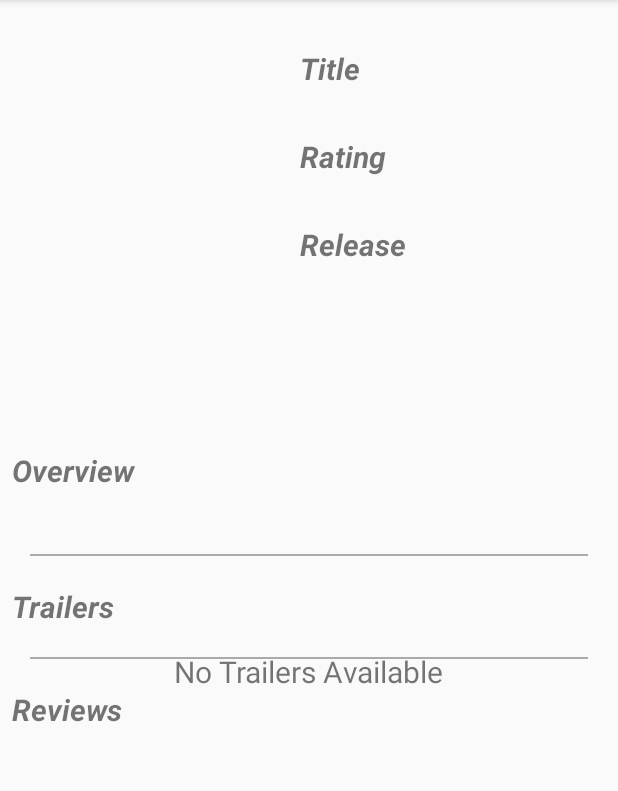
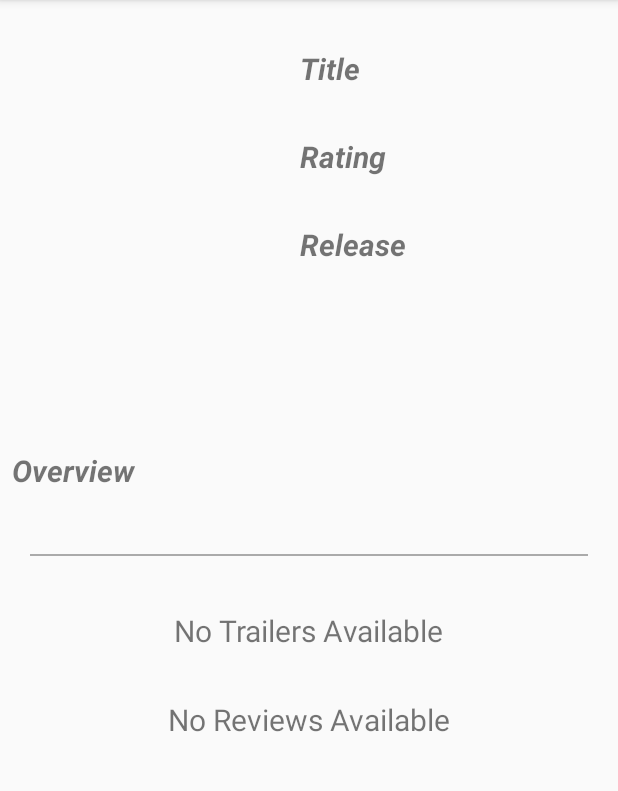
Before and after one commit to patrickjkennedy/MovieMagic, an Android app: the DetailActivity screen opened directly, with no data from a screen before it, on a phone screen of 412 x 824 dp, the part 84-875 px from its top. Run offline under Robolectric (Android 15) with nearby library versions, the phone set to English and light mode, and no system bars; our stand-ins replace Picasso; pictures from the network do not load; 8 statements that could not run were skipped.

Commit message:
fixed author name and added messaging for when no trailers/reviews present

```diff
--- a/app/src/main/java/com/example/android/moviemagic/DetailActivity.java
+++ b/app/src/main/java/com/example/android/moviemagic/DetailActivity.java
@@ -18,6 +18,8 @@ import com.example.android.moviemagic.utilities.MovieJsonUtils;
 import com.example.android.moviemagic.utilities.NetworkUtils;
 import com.squareup.picasso.Picasso;
 
+import org.w3c.dom.Text;
+
 import java.net.URL;
 import java.util.ArrayList;
 
@@ -27,19 +29,27 @@ public class DetailActivity extends AppCompatActivity implements TrailerAdapter.
 
     private RecyclerView mTrailersRecyclerView;
 
+    private View mTrailerReviewDivider;
+
+    private TextView mTrailerHeading;
+
     private LinearLayoutManager mTrailersLayoutManager;
 
     private TrailerAdapter mTrailerAdapter;
 
+    private ProgressBar mTrailerLoadingIndicator;
+
     private RecyclerView mReviewsRecyclerView;
+
+    private TextView mReviewErrorMessageDisplay;
+
+    private TextView mReviewHeading;
 
     private LinearLayoutManager mReviewsLayoutManager;
 
     private ReviewAdapter mReviewAdapter;
 
-    private ProgressBar mTrailerLoadingIndicator;
-
-    private TextView mErrorMessageDisplay;
+    private TextView mTrailerErrorMessageDisplay;
 
     @Override
     protected void onCreate(Bundle savedInstanceState) {
@@ -73,11 +83,18 @@ public class DetailActivity extends AppCompatActivity implements TrailerAdapter.
         mReleaseDate.setText(movie.getmReleaseDate());
         mOverview.setText(movie.getmSynopsis());
 
-        /* This TextView is used to display errors and will be hidden if there are no errors */
-        mErrorMessageDisplay = (TextView) findViewById(R.id.tv_trailer_error_message_display);
+        /* These TextViews are used to display errors and will be hidden if there are no errors */
+        mTrailerErrorMessageDisplay = (TextView) findViewById(R.id.tv_trailer_error_message_display);
+        mReviewErrorMessageDisplay = (TextView) findViewById(R.id.tv_review_error_message_display);
+
 
         /* Setup the Trailers Recyclerview */
         mTrailersRecyclerView = (RecyclerView) findViewById(R.id.rv_trailers);
+
+        /* Get the divider and heading for the trailer section */
+        mTrailerReviewDivider = (View) findViewById(R.id.v_hbar2);
+        mTrailerHeading = (TextView) findViewById(R.id.tv_detail_trailers);
+        mReviewHeading = (TextView) findViewById(R.id.tv_detail_reviews);
 
         mTrailersLayoutManager = new LinearLayoutManager(DetailActivity.this);
 
@@ -144,8 +161,8 @@ public class DetailActivity extends AppCompatActivity implements TrailerAdapter.
      */
     private void showTrailerRecyclerView() {
         /* First, make sure the error is invisible */
-        mErrorMessageDisplay.setVisibility(View.INVISIBLE);
-        /* Then, make sure the weather data is visible */
+        mTrailerErrorMessageDisplay.setVisibility(View.INVISIBLE);
+        /* Then, make sure the trailer data is visible */
         mTrailersRecyclerView.setVisibility(View.VISIBLE);
     }
 
@@ -156,11 +173,45 @@ public class DetailActivity extends AppCompatActivity implements TrailerAdapter.
      * Since it is okay to redundantly set the visibility of a View, we don't
      * need to check whether each view is currently visible or invisible.
      */
-    private void showErrorMessage() {
-        /* First, hide the currently visible data */
+    private void showTrailerErrorMessage() {
+        /* First, hide the trailer section */
         mTrailersRecyclerView.setVisibility(View.INVISIBLE);
+        mTrailerHeading.setVisibility(View.INVISIBLE);
+        mTrailerReviewDivider.setVisibility(View.INVISIBLE);
+
         /* Then, show the error */
-        mErrorMessageDisplay.setVisibility(View.VISIBLE);
+        mTrailerErrorMessageDisplay.setVisibility(View.VISIBLE);
+    }
+
+    /**
+     * This method will make the View for the movie poster images visible and
+     * hide the error message.
+     * <p>
+     * Since it is okay to redundantly set the visibility of a View, we don't
+     * need to check whether each view is currently visible or invisible.
+     */
+    private void showReviewRecyclerView() {
+        /* First, make sure the error is invisible */
+        mReviewErrorMessageDisplay.setVisibility(View.INVISIBLE);
+        /* Then, make sure the trailer data is visible */
+        mReviewsRecyclerView.setVisibility(View.VISIBLE);
+    }
+
+    /**
+     * This method will make the error message visible and hide the movie poster
+     * View.
+     * <p>
+     * Since it is okay to redundantly set the visibility of a View, we don't
+     * need to check whether each view is currently visible or invisible.
+     */
+    private void showReviewErrorMessage() {
+        /* First, hide the trailer section */
+        mReviewsRecyclerView.setVisibility(View.INVISIBLE);
+        mReviewHeading.setVisibility(View.INVISIBLE);
+        mTrailerReviewDivider.setVisibility(View.INVISIBLE);
+
+        /* Then, show the error */
+        mReviewErrorMessageDisplay.setVisibility(View.VISIBLE);
     }
 
     public class FetchTrailerDataTask extends AsyncTask<Void, Void, ArrayList<Trailer>> {
@@ -191,11 +242,11 @@ public class DetailActivity extends AppCompatActivity implements TrailerAdapter.
         @Override
         protected void onPostExecute(ArrayList<Trailer> trailers) {
             mTrailerLoadingIndicator.setVisibility(View.INVISIBLE);
-            if (trailers != null) {
+            if (trailers.size() != 0) {
                 showTrailerRecyclerView();
                 mTrailerAdapter.setTrailers(trailers);
             } else {
-                showErrorMessage();
+                showTrailerErrorMessage();
             }
         }
 
@@ -227,10 +278,11 @@ public class DetailActivity extends AppCompatActivity implements TrailerAdapter.
 
         @Override
         protected void onPostExecute(ArrayList<Review> reviews) {
-            if (reviews != null) {
+            if (reviews.size() != 0) {
+                showReviewRecyclerView();
                 mReviewAdapter.setReviews(reviews);
             } else {
-                System.out.println("Didn't work");
+                showReviewErrorMessage();
             }
         }
 
--- a/app/src/main/res/layout/activity_detail.xml
+++ b/app/src/main/res/layout/activity_detail.xml
@@ -122,10 +122,21 @@
             android:id="@+id/tv_trailer_error_message_display"
             android:layout_width="wrap_content"
             android:layout_height="wrap_content"
-            android:layout_below="@id/tv_detail_trailers"
+            android:layout_below="@id/v_hbar1"
             android:layout_centerHorizontal="true"
             android:padding="16dp"
             android:text="@string/no_trailers_available"
+            android:textSize="20sp"
+            android:visibility="invisible" />
+
+        <TextView
+            android:id="@+id/tv_review_error_message_display"
+            android:layout_width="wrap_content"
+            android:layout_height="wrap_content"
+            android:layout_below="@id/tv_trailer_error_message_display"
+            android:layout_centerHorizontal="true"
+            android:padding="16dp"
+            android:text="No Reviews Available"
             android:textSize="20sp"
             android:visibility="invisible" />
 
--- a/app/src/main/res/layout/review_item.xml
+++ b/app/src/main/res/layout/review_item.xml
@@ -15,9 +15,9 @@
     <TextView
         android:id="@+id/tv_review_author"
         android:layout_below="@id/tv_review_content"
-        android:layout_toRightOf="@id/tv_review_content"
         android:layout_width="wrap_content"
         android:layout_height="wrap_content"
+        android:layout_marginLeft="16dp"
         android:textSize="14sp"
         tools:text="Boaty McBoatface"
         android:textStyle="italic|bold"/>
```
